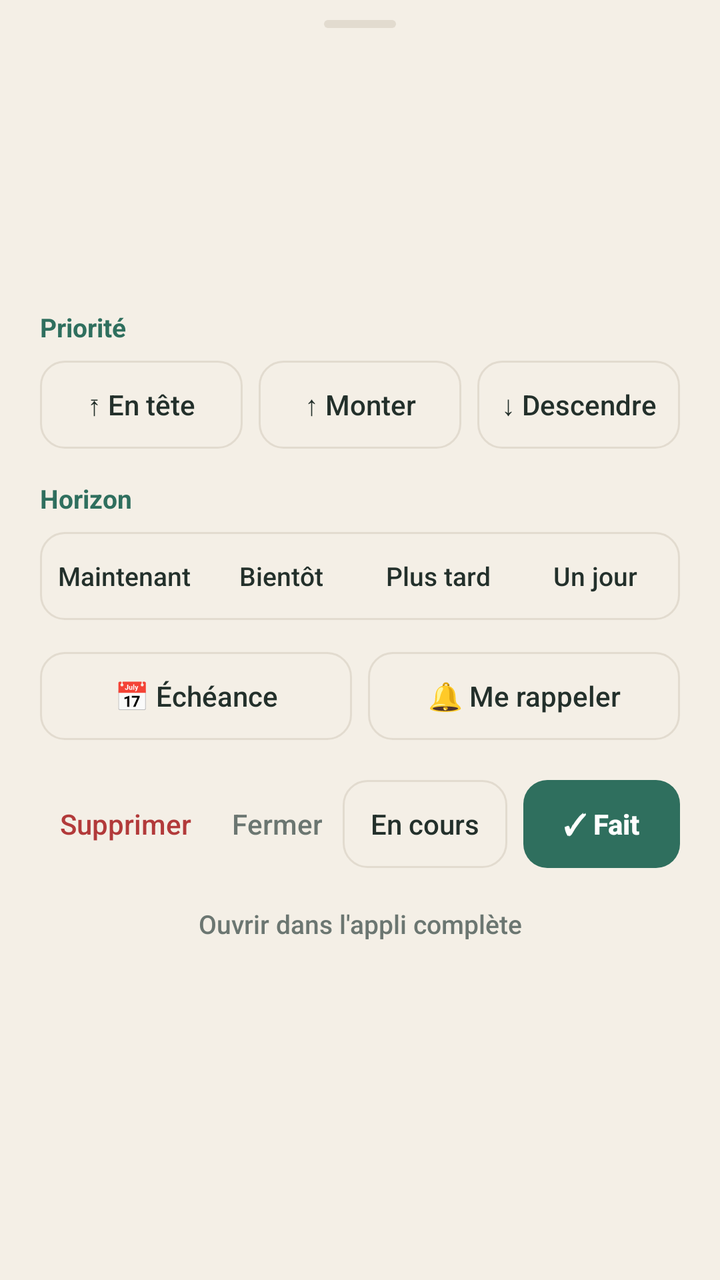
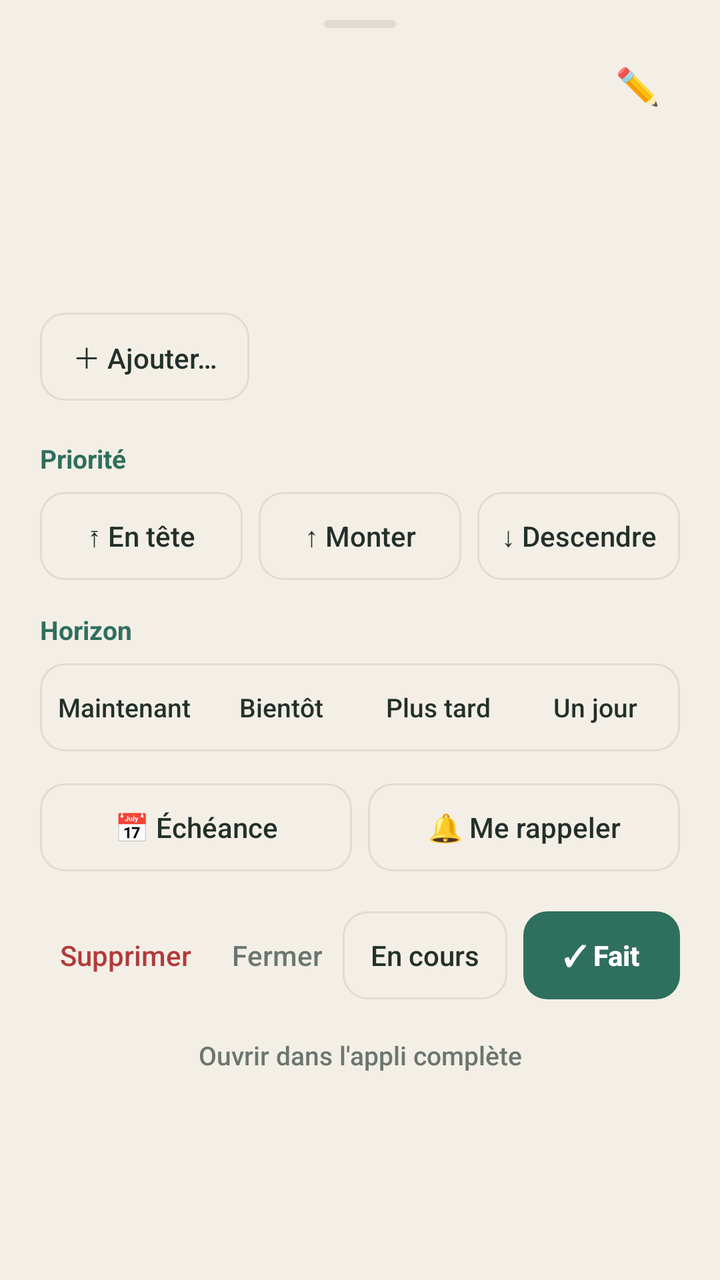

Two renders of the same Android screen: before a commit and after it. Below are the layout's source before the change and the commit's diff.
<!-- AndroidManifest.xml: application theme Theme.Taches -->
<!-- res/layout/ecran_detail.xml -->
<?xml version="1.0" encoding="utf-8"?>
<ScrollView xmlns:android="http://schemas.android.com/apk/res/android"
    android:layout_width="match_parent"
    android:layout_height="wrap_content">

    <LinearLayout
        android:layout_width="match_parent"
        android:layout_height="wrap_content"
        android:orientation="vertical"
        android:paddingStart="20dp"
        android:paddingTop="10dp"
        android:paddingEnd="20dp"
        android:paddingBottom="24dp">

        <View
            android:layout_width="36dp"
            android:layout_height="4dp"
            android:layout_gravity="center_horizontal"
            android:background="@drawable/fond_poignee" />

        <TextView
            android:id="@+id/titre"
            android:layout_width="match_parent"
            android:layout_height="wrap_content"
            android:layout_marginTop="14dp"
            android:textColor="@color/texte"
            android:textSize="20sp"
            android:textStyle="bold" />

        <TextView
            android:id="@+id/meta"
            android:layout_width="match_parent"
            android:layout_height="wrap_content"
            android:layout_marginTop="4dp"
            android:textColor="@color/discret"
            android:textSize="13sp" />

        <TextView
            android:id="@+id/details"
            android:layout_width="match_parent"
            android:layout_height="wrap_content"
            android:layout_marginTop="12dp"
            android:textColor="@color/texte"
            android:textSize="15sp" />

        <TextView
            android:id="@+id/brut"
            android:layout_width="match_parent"
            android:layout_height="wrap_content"
            android:layout_marginTop="8dp"
            android:textColor="@color/discret"
            android:textSize="13sp"
            android:textStyle="italic" />

        
        <LinearLayout
            android:id="@+id/bloc_priorite"
            android:layout_width="match_parent"
            android:layout_height="wrap_content"
            android:layout_marginTop="20dp"
            android:orientation="vertical">

            <LinearLayout
                android:layout_width="match_parent"
                android:layout_height="wrap_content"
                android:gravity="center_vertical"
                android:orientation="horizontal">

                <TextView
                    style="@style/Rubrique"
                    android:layout_width="wrap_content"
                    android:layout_height="wrap_content"
                    android:text="Priorité" />

                <TextView
                    android:id="@+id/position"
                    android:layout_width="0dp"
                    android:layout_height="wrap_content"
                    android:layout_weight="1"
                    android:gravity="end"
                    android:maxLines="1"
                    android:ellipsize="end"
                    android:textColor="@color/discret"
                    android:textSize="13sp" />
            </LinearLayout>

            <LinearLayout
                android:layout_width="match_parent"
                android:layout_height="wrap_content"
                android:layout_marginTop="8dp"
                android:orientation="horizontal">

                <Button
                    android:id="@+id/btn_tete"
                    style="@style/Bouton.Pilule"
                    android:layout_width="0dp"
                    android:layout_height="wrap_content"
                    android:layout_weight="1"
                    android:text="⤒ En tête" />

                <Button
                    android:id="@+id/btn_monter"
                    style="@style/Bouton.Pilule"
                    android:layout_width="0dp"
                    android:layout_height="wrap_content"
                    android:layout_marginStart="8dp"
                    android:layout_weight="1"
                    android:text="↑ Monter" />

                <Button
                    android:id="@+id/btn_descendre"
                    style="@style/Bouton.Pilule"
                    android:layout_width="0dp"
                    android:layout_height="wrap_content"
                    android:layout_marginStart="8dp"
                    android:layout_weight="1"
                    android:text="↓ Descendre" />
            </LinearLayout>

            <TextView
                style="@style/Rubrique"
                android:layout_width="wrap_content"
                android:layout_height="wrap_content"
                android:layout_marginTop="16dp"
                android:text="Horizon" />

            <LinearLayout
                android:layout_width="match_parent"
                android:layout_height="wrap_content"
                android:layout_marginTop="8dp"
                android:background="@drawable/fond_segments"
                android:orientation="horizontal"
                android:padding="3dp">

                <Button
                    android:id="@+id/h_maintenant"
                    style="@style/Bouton.Segment"
                    android:layout_width="0dp"
                    android:layout_height="wrap_content"
                    android:layout_weight="1"
                    android:text="Maintenant" />

                <Button
                    android:id="@+id/h_bientot"
                    style="@style/Bouton.Segment"
                    android:layout_width="0dp"
                    android:layout_height="wrap_content"
                    android:layout_weight="1"
                    android:text="Bientôt" />

                <Button
                    android:id="@+id/h_plus_tard"
                    style="@style/Bouton.Segment"
                    android:layout_width="0dp"
                    android:layout_height="wrap_content"
                    android:layout_weight="1"
                    android:text="Plus tard" />

                <Button
                    android:id="@+id/h_un_jour"
                    style="@style/Bouton.Segment"
                    android:layout_width="0dp"
                    android:layout_height="wrap_content"
                    android:layout_weight="1"
                    android:text="Un jour" />
            </LinearLayout>
        </LinearLayout>

        
        <LinearLayout
            android:layout_width="match_parent"
            android:layout_height="wrap_content"
            android:layout_marginTop="16dp"
            android:orientation="horizontal">

            <Button
                android:id="@+id/btn_planifier"
                style="@style/Bouton.Pilule"
                android:layout_width="0dp"
                android:layout_height="wrap_content"
                android:layout_weight="1"
                android:text="📅 Échéance" />

            <Button
                android:id="@+id/btn_rappel"
                style="@style/Bouton.Pilule"
                android:layout_width="0dp"
                android:layout_height="wrap_content"
                android:layout_marginStart="8dp"
                android:layout_weight="1"
                android:text="🔔 Me rappeler" />
        </LinearLayout>

        
        <LinearLayout
            android:layout_width="match_parent"
            android:layout_height="wrap_content"
            android:layout_marginTop="20dp"
            android:gravity="center_vertical"
            android:orientation="horizontal">

            <Button
                android:id="@+id/btn_supprimer"
                style="@style/Bouton.Lien"
                android:layout_width="wrap_content"
                android:layout_height="wrap_content"
                android:text="Supprimer"
                android:textColor="#B23A3A" />

            <Button
                android:id="@+id/btn_fermer"
                style="@style/Bouton.Lien"
                android:layout_width="wrap_content"
                android:layout_height="wrap_content"
                android:text="Fermer" />

            <View
                android:layout_width="0dp"
                android:layout_height="1dp"
                android:layout_weight="1" />

            <Button
                android:id="@+id/btn_en_cours"
                style="@style/Bouton.Pilule"
                android:layout_width="wrap_content"
                android:layout_height="wrap_content"
                android:paddingStart="14dp"
                android:paddingEnd="14dp"
                android:text="En cours" />

            <Button
                android:id="@+id/btn_fait"
                style="@style/Bouton.Principal"
                android:layout_width="wrap_content"
                android:layout_height="wrap_content"
                android:layout_marginStart="8dp"
                android:text="✓ Fait" />
        </LinearLayout>

        <Button
            android:id="@+id/btn_appli"
            style="@style/Bouton.Lien"
            android:layout_width="wrap_content"
            android:layout_height="wrap_content"
            android:layout_gravity="center_horizontal"
            android:layout_marginTop="6dp"
            android:text="Ouvrir dans l'appli complète"
            android:textSize="13sp" />
    </LinearLayout>
</ScrollView>
<!-- resources referenced by this layout -->
<resources>
  <color name="discret">#6B7671</color>
  <color name="texte">#23302B</color>
  <!-- drawable fond_poignee (drawable) -->
  <?xml version="1.0" encoding="utf-8"?>
  <shape xmlns:android="http://schemas.android.com/apk/res/android" android:shape="rectangle">
      <solid android:color="@color/ligne" />
      <corners android:radius="2dp" />
  </shape>
  <!-- drawable fond_segments (drawable) -->
  <?xml version="1.0" encoding="utf-8"?>
  <shape xmlns:android="http://schemas.android.com/apk/res/android" android:shape="rectangle">
      <solid android:color="@color/fond" />
      <stroke android:width="1dp" android:color="@color/ligne" />
      <corners android:radius="12dp" />
  </shape>
  <style name="Bouton.Lien">
          <item name="android:textColor">@color/discret</item>
      </style>
  <style name="Bouton.Pilule">
          <item name="android:background">@drawable/fond_pilule</item>
          <item name="android:textColor">@color/texte</item>
          <item name="android:autoSizeTextType">uniform</item>
          <item name="android:autoSizeMinTextSize">10sp</item>
          <item name="android:autoSizeMaxTextSize">14sp</item>
      </style>
  <style name="Bouton.Principal">
          <item name="android:background">@drawable/fond_principal</item>
          <item name="android:textColor">@color/accent_texte</item>
          <item name="android:textStyle">bold</item>
          <item name="android:paddingStart">20dp</item>
          <item name="android:paddingEnd">20dp</item>
      </style>
  <style name="Bouton.Segment">
          <item name="android:background">@android:color/transparent</item>
          <item name="android:textColor">@color/texte</item>
          <item name="android:minHeight">38dp</item>
          <item name="android:paddingStart">2dp</item>
          <item name="android:paddingEnd">2dp</item>
          <item name="android:autoSizeTextType">uniform</item>
          <item name="android:autoSizeMinTextSize">9sp</item>
          <item name="android:autoSizeMaxTextSize">13sp</item>
      </style>
  <style name="Rubrique">
          <item name="android:textColor">@color/accent</item>
          <item name="android:textSize">13sp</item>
          <item name="android:textStyle">bold</item>
      </style>
  <style name="Theme.Taches" parent="@android:style/Theme.Material.Light.NoActionBar">
          <item name="android:colorPrimary">@color/accent</item>
          <item name="android:colorAccent">@color/accent</item>
          <item name="android:statusBarColor">@color/fond</item>
          <item name="android:windowLightStatusBar">true</item>
          <item name="android:windowBackground">@color/fond</item>
          <item name="android:textColorPrimary">@color/texte</item>
      </style>
  <color name="ligne">#E2DBCF</color>
  <color name="fond">#F4EFE6</color>
  <!-- drawable fond_pilule (drawable) -->
  <?xml version="1.0" encoding="utf-8"?>
  <ripple xmlns:android="http://schemas.android.com/apk/res/android" android:color="@color/ligne">
      <item>
          <shape android:shape="rectangle">
              <solid android:color="@color/fond" />
              <stroke android:width="1dp" android:color="@color/ligne" />
              <corners android:radius="12dp" />
          </shape>
      </item>
  </ripple>
  <!-- drawable fond_principal (drawable) -->
  <?xml version="1.0" encoding="utf-8"?>
  <ripple xmlns:android="http://schemas.android.com/apk/res/android" android:color="#33FFFFFF">
      <item>
          <shape android:shape="rectangle">
              <solid android:color="@color/accent" />
              <corners android:radius="12dp" />
          </shape>
      </item>
  </ripple>
  <color name="accent_texte">#FFFFFF</color>
  <color name="accent">#2F6F5E</color>
</resources>

<!-- the commit's change to res/layout/ecran_detail.xml (unified diff, before → after) -->
@@ -18,14 +18,34 @@
             android:layout_gravity="center_horizontal"
             android:background="@drawable/fond_poignee" />
 
-        <TextView
-            android:id="@+id/titre"
+        <LinearLayout
             android:layout_width="match_parent"
             android:layout_height="wrap_content"
             android:layout_marginTop="14dp"
-            android:textColor="@color/texte"
-            android:textSize="20sp"
-            android:textStyle="bold" />
+            android:gravity="top"
+            android:orientation="horizontal">
+
+            <TextView
+                android:id="@+id/titre"
+                android:layout_width="0dp"
+                android:layout_height="wrap_content"
+                android:layout_weight="1"
+                android:textColor="@color/texte"
+                android:textSize="20sp"
+                android:textStyle="bold" />
+
+            
+            <Button
+                android:id="@+id/btn_editer"
+                style="@style/Bouton.Lien"
+                android:layout_width="wrap_content"
+                android:layout_height="wrap_content"
+                android:layout_marginStart="4dp"
+                android:layout_marginTop="-8dp"
+                android:contentDescription="Modifier le titre et le texte"
+                android:text="✏️"
+                android:textSize="18sp" />
+        </LinearLayout>
 
         <TextView
             android:id="@+id/meta"
@@ -51,6 +71,23 @@
             android:textColor="@color/discret"
             android:textSize="13sp"
             android:textStyle="italic" />
+
+        
+        <LinearLayout
+            android:id="@+id/contenu"
+            android:layout_width="match_parent"
+            android:layout_height="wrap_content"
+            android:orientation="vertical" />
+
+        <Button
+            android:id="@+id/btn_plus"
+            style="@style/Bouton.Pilule"
+            android:layout_width="wrap_content"
+            android:layout_height="wrap_content"
+            android:layout_marginTop="12dp"
+            android:paddingStart="16dp"
+            android:paddingEnd="16dp"
+            android:text="＋ Ajouter…" />
 
         
         <LinearLayout
